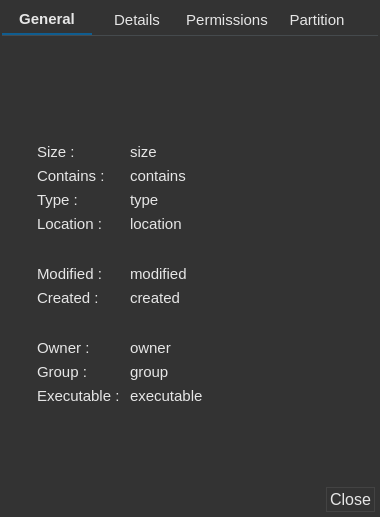
Above: app/corefm/propertiesw.ui from rahmanshaber/corebox before the change. Below: the same form after it.
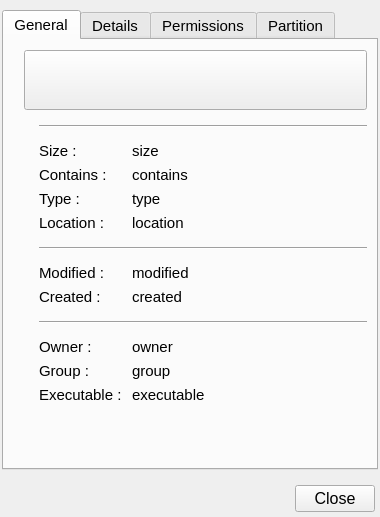
That is the form after the change. Icons and pictures are not drawn.

Diff of the .ui file:
```diff
--- a/app/corefm/propertiesw.ui
+++ b/app/corefm/propertiesw.ui
@@ -24,43 +24,7 @@
     <normaloff>:/icons/CoreFM.svg</normaloff>:/icons/CoreFM.svg</iconset>
   </property>
   <property name="styleSheet">
-   <string notr="true">/*Properties */
-
-#fileTitle{
-	font: 14pt &quot;Cantarell&quot;;
-    border: 1px #232323;
-    background-color: transparent;
-    color: #ffffff;}
-
-
-QWidget{
-    background-color: #333333;
-    color:#E6E6E6;
-    border: 1px #434343;}
-
-
-#close{
-    border: 1px solid #434343;
-    padding: 2px 3px 2px 3px;}
-#close:hover {
-    background-color: #308CC6;}
-
-
-QTabWidget::pane {
-    border-top: 1px solid #454A4D;
-    padding: 5px 0px;}
-QTabWidget::tab-bar {
-    alignment: center; }
-QTabBar::tab {
-    border-style: none;
-    padding-bottom: 5px;
-    min-width: 90px;}
-QTabBar::tab:selected {
-    border-bottom: 2px solid #0f5d90;
-    font-weight: bold;}
-QTabBar::tab:!selected {
-    font-weight: normal;
-    margin-bottom: 1px;}</string>
+   <string notr="true"/>
   </property>
   <layout class="QVBoxLayout" name="verticalLayout">
    <property name="spacing">
```
